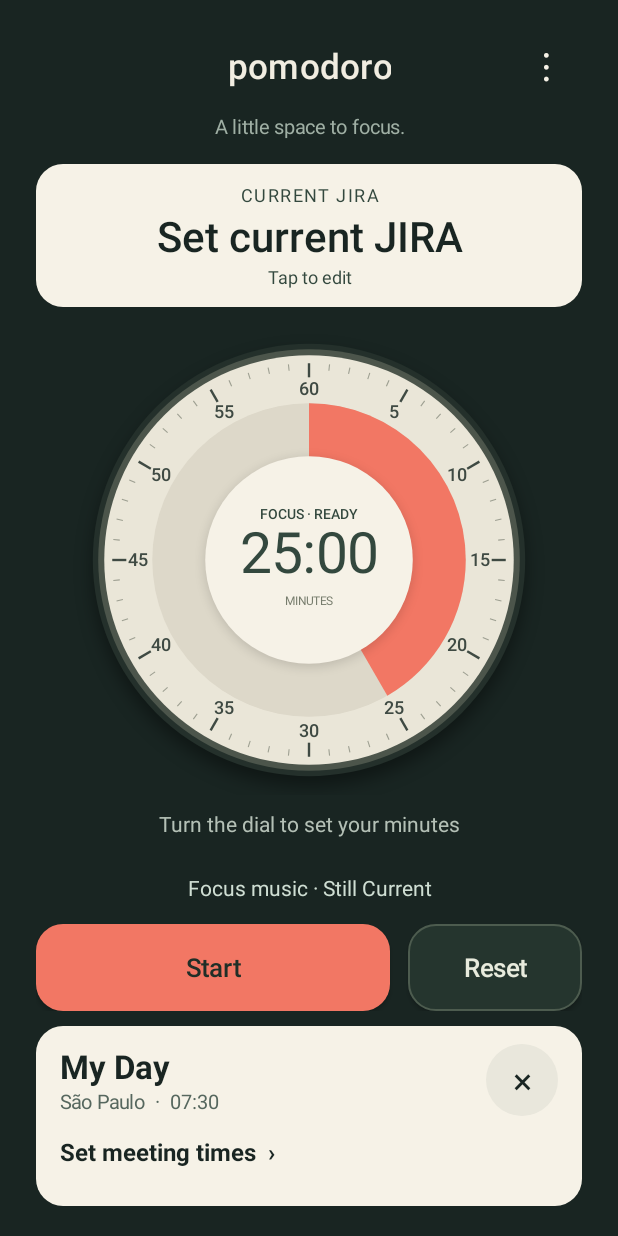
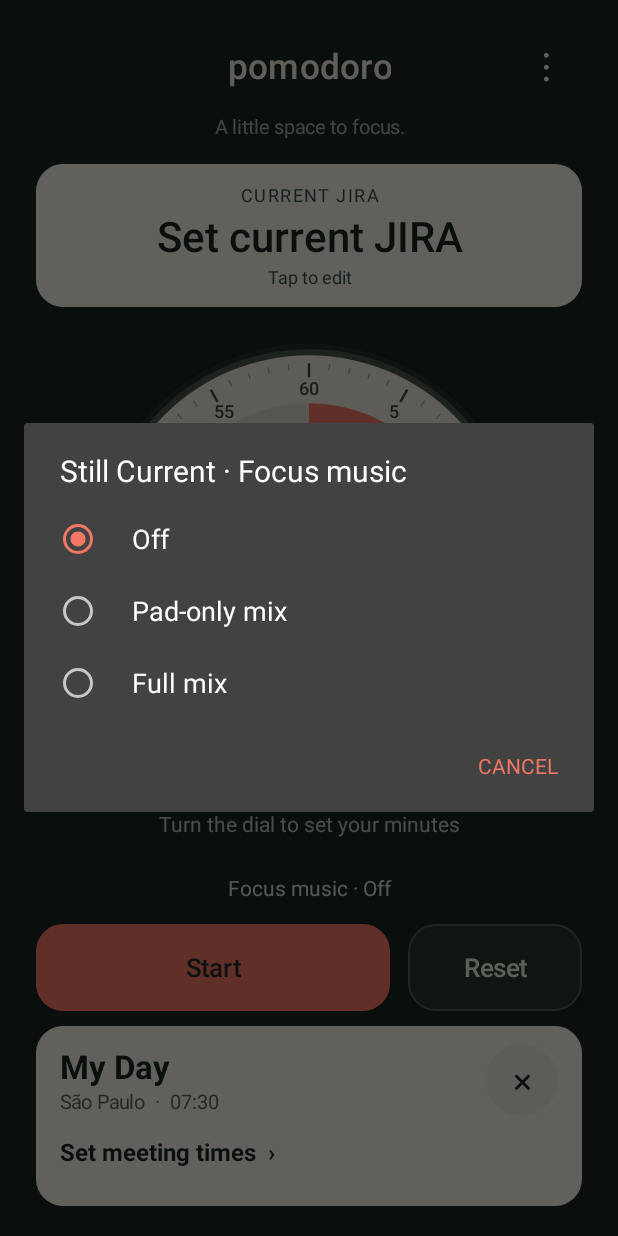
Before and after one commit to araodiego/pomodoro-tab-s9, an Android app: the screen it shows after launch (MainActivity), after a tap on "Focus music · Off", on a phone screen of 412 x 824 dp. Run offline under Robolectric (Android 15) with nearby library versions, the phone set to English and light mode, and no system bars.

Commit message:
Allow switching Still Current mixes during focus sessions

```diff
--- a/app/build.gradle
+++ b/app/build.gradle
@@ -8,8 +8,8 @@ android {
         applicationId 'com.arao.pomodoro.work'
         minSdk 26
         targetSdk 36
-        versionCode 7
-        versionName '0.7.0-work'
+        versionCode 8
+        versionName '0.8.0-work'
     }
 
     signingConfigs {
--- a/app/src/main/java/com/arao/pomodoro/FocusMusic.java
+++ b/app/src/main/java/com/arao/pomodoro/FocusMusic.java
@@ -12,27 +12,50 @@ import java.io.IOException;
 public final class FocusMusic extends Service {
     private static final String CHANNEL = "focus_soundtrack";
     private static final String ENABLED = "stillCurrent";
+    private static final String MIX_KEY = "stillCurrentMix";
+    enum Mix {
+        OFF("off", R.string.music_off, 0),
+        PAD("pad", R.string.music_pad, R.raw.still_current),
+        FULL("full", R.string.music_full, R.raw.still_current_full);
+
+        final String key;
+        final int label, recording;
+
+        Mix(String key, int label, int recording) {
+            this.key = key;
+            this.label = label;
+            this.recording = recording;
+        }
+    }
     private static final AudioAttributes MUSIC = new AudioAttributes.Builder()
             .setUsage(AudioAttributes.USAGE_MEDIA).setContentType(AudioAttributes.CONTENT_TYPE_MUSIC).build();
     private final Handler handler = new Handler(Looper.getMainLooper());
     private AudioManager audio;
     private AudioFocusRequest request;
     private MediaPlayer player, fading;
+    private Mix playingMix;
+    private float currentVolume, outgoingVolume;
     private long shifted = -1, fadeStart;
     private boolean hasFocus;
     private String token = "";
 
-    static boolean enabled(Context c) {
-        return c.getSharedPreferences("work", MODE_PRIVATE).getBoolean(ENABLED,false);
+    static Mix selection(Context c) {
+        SharedPreferences prefs = c.getSharedPreferences("work", MODE_PRIVATE);
+        String key = prefs.getString(MIX_KEY, null);
+        if (key == null) return prefs.getBoolean(ENABLED, false) ? Mix.PAD : Mix.OFF;
+        for (Mix mix : Mix.values()) {
+            if (mix.key.equals(key)) return mix;
+        }
+        return Mix.OFF;
     }
-    static void toggle(Context c) {
+    static void select(Context c, Mix mix) {
         c.getSharedPreferences("work", MODE_PRIVATE).edit()
-                .putBoolean(ENABLED,!enabled(c)).remove("musicInterrupted").apply();
+                .putString(MIX_KEY, mix.key).remove("musicInterrupted").apply();
         sync(c,TimerStore.load(c));
     }
     static void sync(Context c, TimerState s) {
         Intent service = new Intent(c,FocusMusic.class);
-        if (!enabled(c) || !s.running || s.phase != TimerState.Phase.FOCUS ||
+        if (selection(c) == Mix.OFF || !s.running || s.phase != TimerState.Phase.FOCUS ||
                 s.token.equals(c.getSharedPreferences("work",MODE_PRIVATE).getString("musicInterrupted","--"))) {
             c.stopService(service);
             return;
@@ -45,6 +68,8 @@ public final class FocusMusic extends Service {
         if (fading!=null) fading.release();
         player=null;
         fading=null;
+        playingMix=null;
+        currentVolume=0;
         shifted=-1;
     }
     private void focusChanged(int change) {
@@ -82,10 +107,10 @@ public final class FocusMusic extends Service {
         PendingIntent open=PendingIntent.getActivity(this,44,new Intent(this,MainActivity.class)
                 .addFlags(Intent.FLAG_ACTIVITY_CLEAR_TOP|Intent.FLAG_ACTIVITY_SINGLE_TOP),PendingIntent.FLAG_IMMUTABLE);
         startForeground(44,new Notification.Builder(this,CHANNEL).setSmallIcon(R.drawable.ic_timer)
-                .setContentTitle("Still Current").setContentText("Focus music").setOngoing(true)
+                .setContentTitle("Still Current").setContentText(getText(selection(this).label)).setOngoing(true)
                 .setContentIntent(open).setOnlyAlertOnce(true).build());
         TimerState s=TimerStore.load(this);
-        if (!enabled(this) || !s.running || s.phase!=TimerState.Phase.FOCUS) {
+        if (selection(this) == Mix.OFF || !s.running || s.phase!=TimerState.Phase.FOCUS) {
             stopSelf(); return START_NOT_STICKY;
         }
         if (!token.equals(s.token)) {
@@ -97,9 +122,9 @@ public final class FocusMusic extends Service {
         scheduleTick();
         return START_STICKY;
     }
-    private MediaPlayer openAt(long position) throws IOException {
+    private MediaPlayer openAt(Mix mix, long position) throws IOException {
         MediaPlayer p=new MediaPlayer();
-        try (AssetFileDescriptor fd=getResources().openRawResourceFd(R.raw.still_current)) {
+        try (AssetFileDescriptor fd=getResources().openRawResourceFd(mix.recording)) {
             p.setAudioAttributes(MUSIC);
             p.setWakeMode(this,PowerManager.PARTIAL_WAKE_LOCK);
             p.setDataSource(fd.getFileDescriptor(),fd.getStartOffset(),fd.getLength());
@@ -120,25 +145,30 @@ public final class FocusMusic extends Service {
             TimerState s=TimerStore.load(FocusMusic.this);
             long now=SystemClock.elapsedRealtime();
             long remaining=s.remaining(now);
-            if (!enabled(FocusMusic.this) || !s.running || !token.equals(s.token)
+            Mix selected = selection(FocusMusic.this);
+            if (selected == Mix.OFF || !s.running || !token.equals(s.token)
                     || s.phase!=TimerState.Phase.FOCUS || remaining<=0) { stopSelf(); return; }
             if (hasFocus) {
                 long elapsed=s.duration-remaining;
                 long shift=MusicTimeline.inserted(elapsed,s.duration);
                 try {
-                    if (shift!=shifted || player==null) {
+                    if (shift!=shifted || player==null || selected!=playingMix) {
                         if (fading!=null) fading.release();
                         fading=player;
+                        outgoingVolume=currentVolume;
                         player=null;
-                        player=openAt(Math.max(0,elapsed-shift));
+                        player=openAt(selected,Math.max(0,elapsed-shift));
+                        playingMix=selected;
                         shifted=shift;
                         fadeStart=now;
                     }
                     float mix=Math.min(1f,(now-fadeStart)/1500f);
                     float end=Math.min(1f,remaining/2000f);
-                    player.setVolume(mix*end,mix*end);
+                    currentVolume=mix*end;
+                    player.setVolume(currentVolume,currentVolume);
                     if (fading!=null) {
-                        fading.setVolume(1-mix,1-mix);
+                        float volume=outgoingVolume*(1-mix)*end;
+                        fading.setVolume(volume,volume);
                         if (mix>=1) { fading.release(); fading=null; }
                     }
                 } catch (IOException | RuntimeException e) {
--- a/app/src/main/java/com/arao/pomodoro/MainActivity.java
+++ b/app/src/main/java/com/arao/pomodoro/MainActivity.java
@@ -39,6 +39,7 @@ public final class MainActivity extends Activity {
     private LinearLayout root;
     private TimerDialView dial;
     private Button start;
+    private Button music;
     private Button secondary;
     private TextView instruction;
     private TextView alerts;
@@ -219,16 +220,13 @@ public final class MainActivity extends Activity {
         instruction.setMinHeight(dp(38));
         instruction.setGravity(Gravity.CENTER);
         timerPanel.addView(instruction);
-        Button music = new Button(this, null, android.R.attr.borderlessButtonStyle);
+        music = new Button(this, null, android.R.attr.borderlessButtonStyle);
         music.setAllCaps(false);
         music.setTextColor(0xFFCFDED3);
         music.setTextSize(14);
         music.setMinHeight(dp(48));
-        music.setText(FocusMusic.enabled(this) ? "Focus music · Still Current" : "Focus music · Off");
-        music.setOnClickListener(v -> {
-            FocusMusic.toggle(this);
-            music.setText(FocusMusic.enabled(this) ? "Focus music · Still Current" : "Focus music · Off");
-        });
+        updateMusicLabel();
+        music.setOnClickListener(v -> chooseFocusMusic());
         timerPanel.addView(music);
 
         LinearLayout controls = new LinearLayout(this);
@@ -560,6 +558,25 @@ public final class MainActivity extends Activity {
         displayedBreak = breakPhase;
     }
 
+    private void updateMusicLabel() {
+        music.setText(getString(R.string.focus_music_selection, getString(FocusMusic.selection(this).label)));
+    }
+
+    private void chooseFocusMusic() {
+        FocusMusic.Mix[] mixes = FocusMusic.Mix.values();
+        String[] labels = new String[mixes.length];
+        for (int i = 0; i < mixes.length; i++) labels[i] = getString(mixes[i].label);
+        new AlertDialog.Builder(this)
+                .setTitle(R.string.focus_music_title)
+                .setSingleChoiceItems(labels, FocusMusic.selection(this).ordinal(), (dialog, index) -> {
+                    FocusMusic.select(this, mixes[index]);
+                    updateMusicLabel();
+                    dialog.dismiss();
+                })
+                .setNegativeButton(android.R.string.cancel, null)
+                .show();
+    }
+
     private void openNotificationSettings() {
         startActivity(new Intent(Settings.ACTION_APP_NOTIFICATION_SETTINGS)
                 .putExtra(Settings.EXTRA_APP_PACKAGE, getPackageName()));
@@ -567,6 +584,7 @@ public final class MainActivity extends Activity {
 
     @Override protected void onResume() {
         super.onResume();
+        updateMusicLabel();
         visible = true;
         FocusMusic.sync(this,TimerStore.load(this));
         MeetingAlarms.refresh(this);
--- a/app/src/main/res/values/strings.xml
+++ b/app/src/main/res/values/strings.xml
@@ -36,4 +36,9 @@
     <string name="phase_break_paused">BREAK · PAUSED</string>
     <string name="phase_focus_complete">FOCUS COMPLETE</string>
     <string name="phase_break_complete">BREAK COMPLETE</string>
+    <string name="focus_music_title">Still Current · Focus music</string>
+    <string name="focus_music_selection">Focus music · %1$s</string>
+    <string name="music_off">Off</string>
+    <string name="music_pad">Pad-only mix</string>
+    <string name="music_full">Full mix</string>
 </resources>
```
Also changed, not shown: 2 other files.
